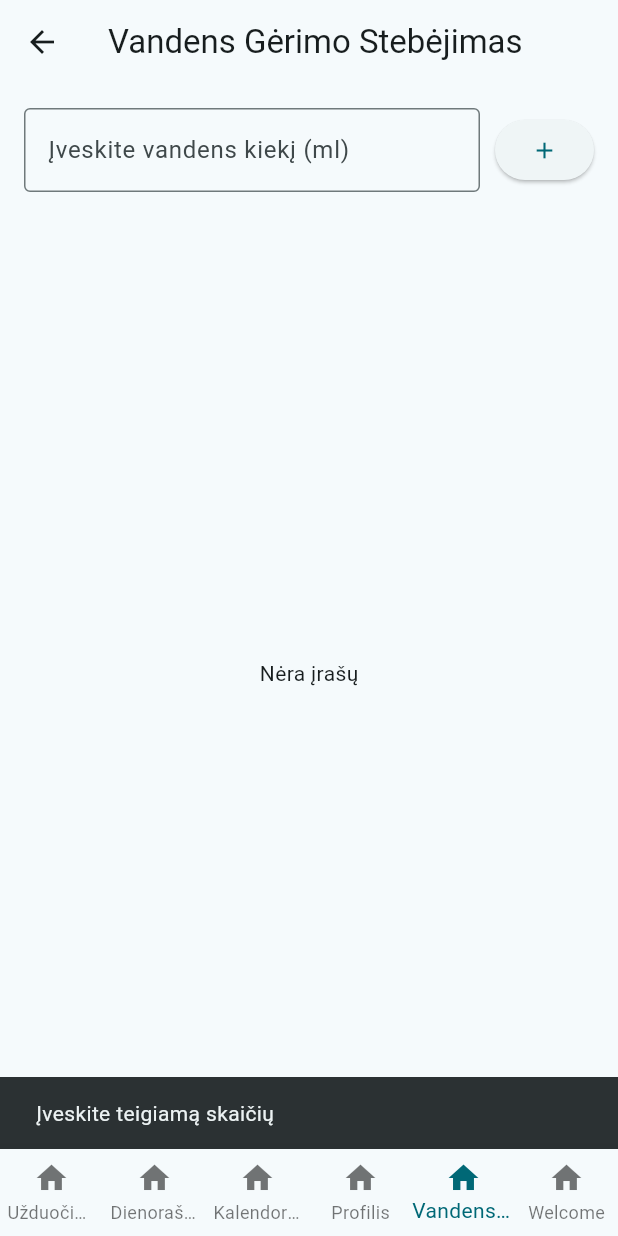
After one commit to PukisCarol/KenGuRuu, a Flutter app: the NavigationBarApp screen opened directly, item 5 of the bottom bar chosen, after a tap on the "add" icon, on a phone screen of 412 x 824 dp. The commit adds this screen. Run offline on Flutter 3.47's test engine with Material 3 defaults, Android fonts, the phone set to English and light mode, and no system bars; drawn by our look-alikes of calendar_view; our stand-ins replace cloud_firestore, firebase_auth, firebase_core, fluttertoast, google_fonts, table_calendar; accounts and stored records are empty.

Commit message:
Welcome, WaterTracking, Calendar

```diff
--- a/lib/NavigationBar.dart
+++ b/lib/NavigationBar.dart
@@ -1,9 +1,12 @@
 import 'package:flutter/material.dart';
 import 'package:kenguruu/pages/CalendarPage.dart';
+import 'package:kenguruu/pages/WaterTrackingPage.dart';
 import 'pages/ToDoListPage.dart';
 import 'pages/LogInPage.dart';
 import 'pages/DiaryPage.dart';
 import 'pages/ProfilePage.dart';
+import 'pages/WaterTrackingPage.dart';
+import 'pages/WelcomePage.dart';
 
 class NavigationBarApp extends StatefulWidget {
   const NavigationBarApp({super.key, required this.title});
@@ -29,6 +32,8 @@ class _NavigationBarAppState extends State<NavigationBarApp> {
     DiaryPage(title: 'Dienoraštis'),
     CalendarPage(title: 'Kalendorius'),
     ProfilePage(title: 'Profilis'),
+    WaterTrackingPage(title: 'Vandens Sekimas'),
+    WelcomePage(title: 'Welcome', username: '?',),
   ];
 
   @override
@@ -45,6 +50,8 @@ class _NavigationBarAppState extends State<NavigationBarApp> {
           BottomNavigationBarItem(icon: Icon(Icons.home), label: 'Dienoraštis'),
           BottomNavigationBarItem(icon: Icon(Icons.home), label: 'Kalendorius'),
           BottomNavigationBarItem(icon: Icon(Icons.home), label: 'Profilis'),
+          BottomNavigationBarItem(icon: Icon(Icons.home), label: 'Vandens sekimas'),
+          BottomNavigationBarItem(icon: Icon(Icons.home), label: 'Welcome'),
         ],
       ),
     );
--- /dev/null
+++ b/lib/pages/WaterTrackingPage.dart
@@ -0,0 +1,183 @@
+import 'package:flutter/material.dart';
+import 'package:intl/intl.dart';
+
+class WaterTrackingPage extends StatefulWidget {
+  const WaterTrackingPage({super.key, required String title});
+
+  @override
+  State<WaterTrackingPage> createState() => _WaterTrackingPageState();
+}
+
+class _WaterTrackingPageState extends State<WaterTrackingPage> {
+  final List<Map<String, dynamic>> _waterRecords = [];
+  final TextEditingController _controller = TextEditingController();
+  String _currentDate = '';
+
+  @override
+  void initState() {
+    super.initState();
+    _setCurrentDate();
+  }
+
+  void _setCurrentDate() {
+    final now = DateTime.now();
+    _currentDate = DateFormat('yyyy-MM-dd').format(now);
+  }
+
+  void _addWater() {
+    final amount = double.tryParse(_controller.text);
+    if (amount != null && amount > 0) {
+      setState(() {
+        _waterRecords.add({
+          'date': _currentDate,
+          'amount': amount,
+          'timestamp': DateTime.now(),
+        });
+      });
+      _controller.clear();
+      ScaffoldMessenger.of(context).showSnackBar(
+        const SnackBar(content: Text('Vandens kiekis pridėtas')),
+      );
+    } else {
+      ScaffoldMessenger.of(context).showSnackBar(
+        const SnackBar(content: Text('Įveskite teigiamą skaičių')),
+      );
+    }
+  }
+
+  Map<String, double> _aggregateWaterByDate() {
+    final Map<String, double> aggregated = {};
+    for (var record in _waterRecords) {
+      final date = record['date'] as String;
+      final amount = record['amount'] as double;
+      aggregated[date] = (aggregated[date] ?? 0) + amount;
+    }
+    return aggregated;
+  }
+
+  List<String> _getSortedDates() {
+    final dates = _aggregateWaterByDate().keys.toList();
+    dates.sort((a, b) => b.compareTo(a)); // Naujausia data pirmiau
+    return dates;
+  }
+
+  @override
+  Widget build(BuildContext context) {
+    final aggregatedWater = _aggregateWaterByDate();
+    final sortedDates = _getSortedDates();
+
+    return Scaffold(
+      appBar: AppBar(
+        title: const Text('Vandens Gėrimo Stebėjimas'),
+      ),
+      body: Padding(
+        padding: const EdgeInsets.all(16.0),
+        child: Column(
+          crossAxisAlignment: CrossAxisAlignment.start,
+          children: [
+            // Įvesties laukas ir mygtukas tik šiandienos datai
+            if (sortedDates.isEmpty || sortedDates.first == _currentDate)
+              Row(
+                children: [
+                  Expanded(
+                    child: TextField(
+                      controller: _controller,
+                      keyboardType: TextInputType.number,
+                      decoration: const InputDecoration(
+                        labelText: 'Įveskite vandens kiekį (ml)',
+                        border: OutlineInputBorder(),
+                      ),
+                    ),
+                  ),
+                  const SizedBox(width: 10),
+                  ElevatedButton(
+                    onPressed: _addWater,
+                    child: const Icon(Icons.add),
+                  ),
+                ],
+              ),
+            const SizedBox(height: 20),
+            // Lentelė su datomis ir vandens kiekiu
+            Expanded(
+              child: sortedDates.isEmpty
+                  ? const Center(child: Text('Nėra įrašų'))
+                  : ListView.builder(
+                itemCount: sortedDates.length,
+                itemBuilder: (context, index) {
+                  final date = sortedDates[index];
+                  final waterAmount = aggregatedWater[date]!.toStringAsFixed(0);
+                  final isToday = date == _currentDate;
+
+                  return Card(
+                    margin: const EdgeInsets.symmetric(vertical: 5),
+                    child: ListTile(
+                      title: Text(
+                        date,
+                        style: TextStyle(
+                          fontWeight: isToday ? FontWeight.bold : FontWeight.normal,
+                        ),
+                      ),
+                      subtitle: Text('Išgerta: $waterAmount ml'),
+                      trailing: isToday
+                          ? IconButton(
+                        icon: const Icon(Icons.add),
+                        onPressed: () {
+                          showDialog(
+                            context: context,
+                            builder: (context) {
+                              final dialogController = TextEditingController();
+                              return AlertDialog(
+                                title: const Text('Pridėti vandens kiekį'),
+                                content: TextField(
+                                  controller: dialogController,
+                                  keyboardType: TextInputType.number,
+                                  decoration: const InputDecoration(
+                                    labelText: 'Kiekis (ml)',
+                                    border: OutlineInputBorder(),
+                                  ),
+                                ),
+                                actions: [
+                                  TextButton(
+                                    onPressed: () => Navigator.pop(context),
+                                    child: const Text('Atšaukti'),
+                                  ),
+                                  TextButton(
+                                    onPressed: () {
+                                      final amount = double.tryParse(dialogController.text);
+                                      if (amount != null && amount > 0) {
+                                        setState(() {
+                                          _waterRecords.add({
+                                            'date': _currentDate,
+                                            'amount': amount,
+                                            'timestamp': DateTime.now(),
+                                          });
+                                        });
+                                        Navigator.pop(context);
+                                      } else {
+                                        ScaffoldMessenger.of(context).showSnackBar(
+                                          const SnackBar(
+                                            content: Text('Įveskite teigiamą skaičių'),
+                                          ),
+                                        );
+                                      }
+                                    },
+                                    child: const Text('Pridėti'),
+                                  ),
+                                ],
+                              );
+                            },
+                          );
+                        },
+                      )
+                          : null,
+                    ),
+                  );
+                },
+              ),
+            ),
+          ],
+        ),
+      ),
+    );
+  }
+}
```
Also changed, not shown: lib/pages/CalendarPage.dart (+174 -48 lines), lib/pages/WelcomePage.dart (added, +52 -0 lines).
